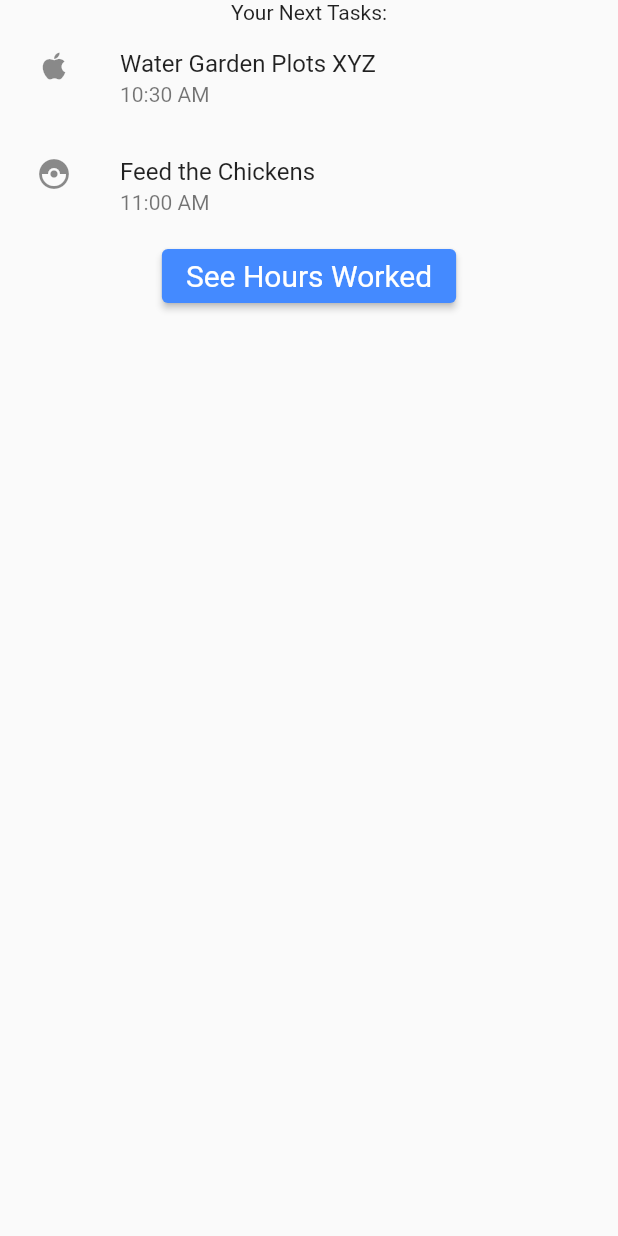
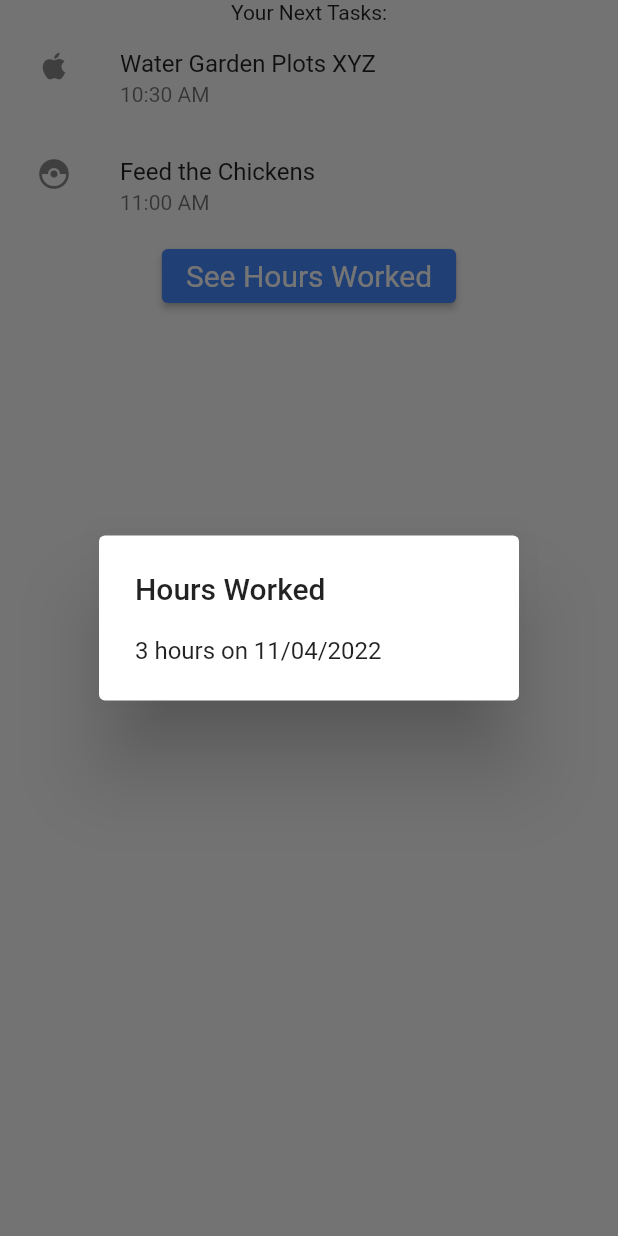
Before and after one commit to cathymariza/Friends_of_the_farm, a Flutter app: the UserHomePage widget shown alone on an empty page, opened directly, after a tap on "See Hours Worked", on a phone screen of 412 x 824 dp. Run offline on Flutter 3.47's test engine with Material 2 defaults, Android fonts, the phone set to English and light mode, and no system bars.

Commit message:
Displaying hours worked

```diff
--- a/friends_of_the_farm/lib/user_home.dart
+++ b/friends_of_the_farm/lib/user_home.dart
@@ -1,3 +1,5 @@
+// ignore_for_file: deprecated_member_use
+
 import 'package:flutter/material.dart';
 import 'package:friends_of_the_farm/admin.dart';
 import 'package:friends_of_the_farm/profile_page.dart';
@@ -89,8 +91,26 @@ class _UserHomeState extends State<UserHomePage> {
         style: ElevatedButton.styleFrom(
             textStyle: const TextStyle(fontSize: 20),
             primary: Colors.blueAccent),
-        child: const Text('See Hours Worked'),
-        onPressed: () {},
+        child: Text('See Hours Worked'),
+        onPressed: () {
+          showDialog(
+            context: context,
+            builder: (context){
+              return AlertDialog(
+            title: const Text('Hours Worked'),           // To display the title it is optional
+            content: Text('3 hours on 11/04/2022'),
+
+              /*actions: [
+                FlatButton(                     // FlatButton widget is used to make a text to work like a button
+                  textColor: Colors.black,
+                  onPressed: () {},             // function used to perform after pressing the button
+                  child: Text('OK'),
+                ),
+              ],*/
+          );
+            });
+
+        },
       ),
     ]);
   }
```
